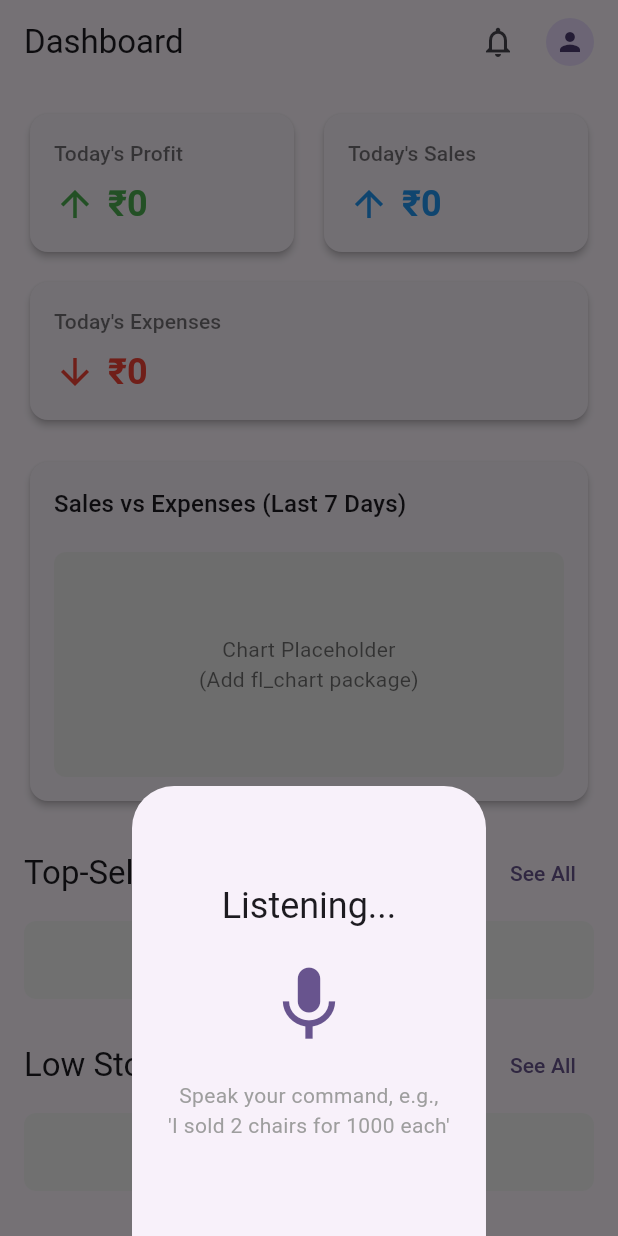
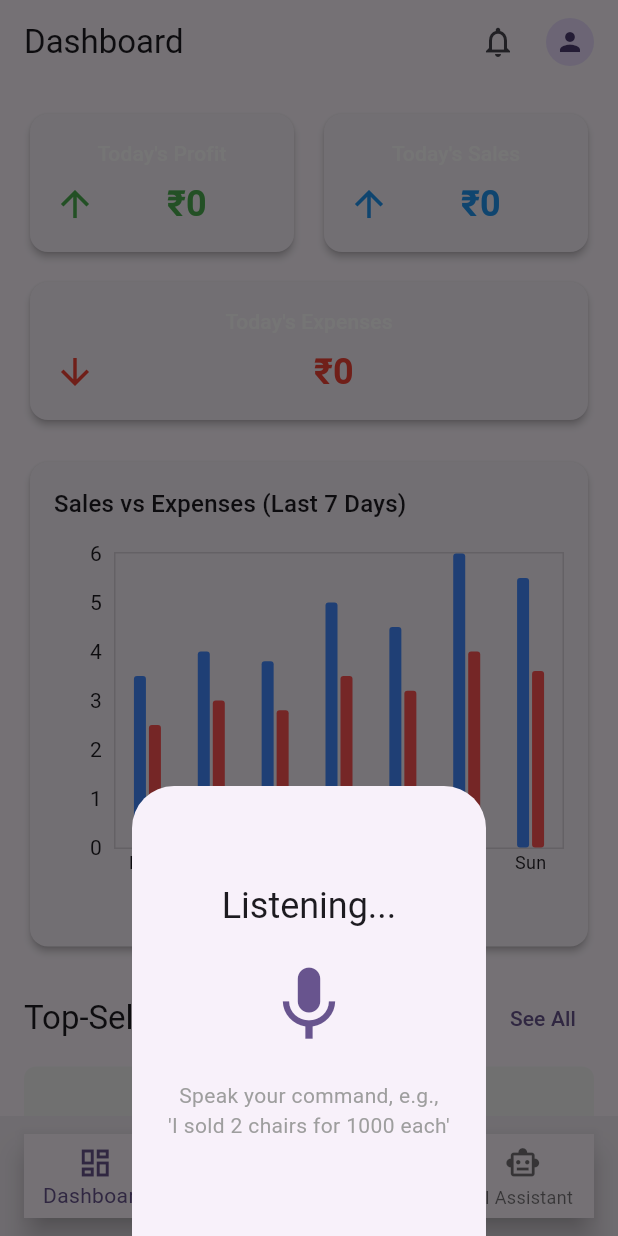
Before and after one commit to R4Flutter/Ai_business_manger, a Flutter app: the screen it shows after launch, after a tap on the "mic" icon, on a phone screen of 412 x 824 dp. Run offline on Flutter 3.47's test engine with Material 3 defaults, Android fonts, the phone set to English and light mode, and no system bars; drawn by our look-alikes of fl_chart; our stand-ins replace cloud_firestore, firebase_auth, firebase_core, flutter_riverpod, riverpod; accounts and stored records are empty.

Commit message:
Initial commit

```diff
--- a/lib/Widgets/Dashboard/kpi_card.dart
+++ b/lib/Widgets/Dashboard/kpi_card.dart
@@ -25,21 +25,24 @@ class KpiCard extends StatelessWidget {
       child: Padding(
         padding: const EdgeInsets.all(16.0),
         child: Column(
-          crossAxisAlignment: CrossAxisAlignment.start,
-          children: [
-            Text(
+
+          children:[
+            Center(
+              child: Text(
                 title,
                 style: Theme.of(context).textTheme.titleSmall?.copyWith(
-                    color: Colors.black54,
+                      color: const Color.fromARGB(255, 255, 255, 255),
+                    ),
               ),
             ),
             const SizedBox(height: 8),
             asyncValue.when(
               data: (value) => Row(
                 children: [
-                  Icon(icon, color: color, size: 28),
-                  const SizedBox(width: 8),
+                  Center(child: Icon(icon, color: color, size: 28)),
+                  const SizedBox(width: 5),
                   Expanded(
+                    child: Center(
                       child: Text(
                         formatter(value),
                         style: Theme.of(context).textTheme.headlineSmall?.copyWith(
@@ -47,6 +50,7 @@ class KpiCard extends StatelessWidget {
                               color: color,
                             ),
                         overflow: TextOverflow.ellipsis,
+                      ),
                     ),
                   ),
                 ],
--- a/lib/Widgets/Dashboard/sales_chart_card.dart
+++ b/lib/Widgets/Dashboard/sales_chart_card.dart
@@ -1,4 +1,5 @@
 import 'package:flutter/material.dart';
+import 'package:fl_chart/fl_chart.dart';
 
 class SalesChartCard extends StatelessWidget {
   const SalesChartCard({super.key});
@@ -18,25 +19,92 @@ class SalesChartCard extends StatelessWidget {
               style: Theme.of(context).textTheme.titleMedium,
             ),
             const SizedBox(height: 20),
-            //
-            // This is where you'd put your 'fl_chart' widget
-            Container(
-              height: 150,
-              decoration: BoxDecoration(
-                color: Colors.grey[200],
-                borderRadius: BorderRadius.circular(8),
-              ),
-              child: const Center(
-                child: Text(
-                  "Chart Placeholder\n(Add fl_chart package)",
-                  textAlign: TextAlign.center,
-                  style: TextStyle(color: Colors.black54),
+            SizedBox(
+              height: 220,
+              child: BarChart(
+                BarChartData(
+                  alignment: BarChartAlignment.spaceAround,
+                  gridData: FlGridData(show: false),
+                  borderData: FlBorderData(
+                    show: true,
+                    border: Border.all(color: Colors.black12),
+                  ),
+                  titlesData: FlTitlesData(
+                    bottomTitles: AxisTitles(
+                      sideTitles: SideTitles(
+                        showTitles: true,
+                        getTitlesWidget: (value, meta) {
+                          const days = ['Mon', 'Tue', 'Wed', 'Thu', 'Fri', 'Sat', 'Sun'];
+                          return Text(days[value.toInt() % 7],
+                              style: const TextStyle(fontSize: 12));
+                        },
+                      ),
+                    ),
+                    leftTitles: AxisTitles(
+                      sideTitles: SideTitles(showTitles: true, reservedSize: 40),
+                    ),
+                    rightTitles: AxisTitles(sideTitles: SideTitles(showTitles: false)),
+                    topTitles: AxisTitles(sideTitles: SideTitles(showTitles: false)),
+                  ),
+                  barGroups: _buildBarGroups(),
                 ),
               ),
+            ),
+            const SizedBox(height: 10),
+            Row(
+              mainAxisAlignment: MainAxisAlignment.center,
+              children: const [
+                _Legend(color: Colors.blueAccent, text: 'Sales'),
+                SizedBox(width: 16),
+                _Legend(color: Colors.redAccent, text: 'Expenses'),
+              ],
             ),
           ],
         ),
       ),
     );
   }
+
+  List<BarChartGroupData> _buildBarGroups() {
+    final sales = [3.5, 4.0, 3.8, 5.0, 4.5, 6.0, 5.5];
+    final expenses = [2.5, 3.0, 2.8, 3.5, 3.2, 4.0, 3.6];
+
+    return List.generate(7, (index) {
+      return BarChartGroupData(
+        x: index,
+        barRods: [
+          BarChartRodData(
+            toY: sales[index],
+            color: Colors.blueAccent,
+            width: 8,
+            borderRadius: BorderRadius.circular(2),
+          ),
+          BarChartRodData(
+            toY: expenses[index],
+            color: Colors.redAccent,
+            width: 8,
+            borderRadius: BorderRadius.circular(2),
+          ),
+        ],
+      );
+    });
+  }
 }
+
+class _Legend extends StatelessWidget {
+  final Color color;
+  final String text;
+
+  const _Legend({required this.color, required this.text});
+
+  @override
+  Widget build(BuildContext context) {
+    return Row(
+      children: [
+        Container(width: 14, height: 14, color: color),
+        const SizedBox(width: 4),
+        Text(text, style: const TextStyle(fontSize: 12)),
+      ],
+    );
+  }
+}
--- a/lib/providers/Dashboard_providers.dart
+++ b/lib/providers/Dashboard_providers.dart
@@ -82,7 +82,7 @@ final topSellingProductsProvider = Provider<AsyncValue<List<Product>>>((ref) {
   for (var tx in transactions) {
     if (tx.type == 'sale') {
       productSaleCounts[tx.productId] =
-          ((productSaleCounts[tx.productId] ?? 0) + tx.quantity) as int;
+          ((productSaleCounts[tx.productId] ?? 0) + tx.quantity);
     }
   }
 
--- /dev/null
+++ b/lib/screens/AI_assistant_screen.dart
@@ -0,0 +1,13 @@
+import 'package:flutter/material.dart';
+
+class AiAssistantScreen extends StatelessWidget {
+  const AiAssistantScreen({super.key});
+
+  @override
+  Widget build(BuildContext context) {
+    return Scaffold(
+      appBar: AppBar(title: const Text("AI Assistant")),
+      body: const Center(child: Text("AI Assistant Screen")),
+    );
+  }
+}
--- /dev/null
+++ b/lib/screens/Inventory_screen.dart
@@ -0,0 +1,13 @@
+import 'package:flutter/material.dart';
+
+class InventoryScreen extends StatelessWidget {
+  const InventoryScreen({super.key});
+
+  @override
+  Widget build(BuildContext context) {
+    return Scaffold(
+      appBar: AppBar(title: const Text("Inventory")),
+      body: const Center(child: Text("Inventory Screen")),
+    );
+  }
+}
--- /dev/null
+++ b/lib/screens/Transactions_screen.dart
@@ -0,0 +1,13 @@
+import 'package:flutter/material.dart';
+
+class TransactionsScreen extends StatelessWidget {
+  const TransactionsScreen({super.key});
+
+  @override
+  Widget build(BuildContext context) {
+    return Scaffold(
+      appBar: AppBar(title: const Text("Transactions")),
+      body: const Center(child: Text("Transactions Screen")),
+    );
+  }
+}
--- a/lib/screens/home_screen.dart
+++ b/lib/screens/home_screen.dart
@@ -1,20 +1,32 @@
 import 'package:flutter/material.dart';
 import 'package:flutter_riverpod/flutter_riverpod.dart';
-import 'package:firebase_auth/firebase_auth.dart';
-import 'package:intl/intl.dart'; // Add 'intl' to pubspec.yaml
+import 'package:intl/intl.dart';
 import '../providers/dashboard_providers.dart';
 import '../widgets/dashboard/kpi_card.dart';
 import '../widgets/dashboard/list_section.dart';
 import '../widgets/dashboard/product_list_tile.dart';
 import '../widgets/dashboard/sales_chart_card.dart';
-import '../widgets/voice_interaction_sheet.dart'; // Placeholder
+import '../widgets/voice_interaction_sheet.dart';
 
-class HomeScreen extends ConsumerWidget {
+// Import your other screens
+import 'package:hack_this_fall_25/screens/AI_assistant_screen.dart';
+import 'package:hack_this_fall_25/screens/Inventory_screen.dart';
+import 'package:hack_this_fall_25/screens/Transactions_screen.dart';
+
+class HomeScreen extends ConsumerStatefulWidget {
   const HomeScreen({super.key});
+
+  @override
+  ConsumerState<HomeScreen> createState() => _HomeScreenState();
+}
+
+class _HomeScreenState extends ConsumerState<HomeScreen> {
+  int _selectedIndex = 0;
 
   // Helper to format currency
   String _formatCurrency(double value) {
-    return NumberFormat.simpleCurrency(locale: 'en_IN', decimalDigits: 0).format(value);
+    return NumberFormat.simpleCurrency(locale: 'en_IN', decimalDigits: 0)
+        .format(value);
   }
 
   // Triggers the Voice Modal
@@ -23,16 +35,48 @@ class HomeScreen extends ConsumerWidget {
       context: context,
       isScrollControlled: true,
       builder: (ctx) {
-        // This widget will contain all the logic for
-        // States 1 (Listening), 2 (Processing), and 3 (Confirmation)
-        return VoiceInteractionSheet();
+        return const VoiceInteractionSheet();
       },
     );
   }
 
+  // Navigation between tabs
+  void _onItemTapped(int index) {
+    if (index == _selectedIndex) return;
+
+    setState(() {
+      _selectedIndex = index;
+    });
+
+    // Navigate to other screens
+    switch (index) {
+      case 0:
+        // Already on Dashboard
+        break;
+      case 1:
+        Navigator.push(
+          context,
+          MaterialPageRoute(builder: (_) => const InventoryScreen()),
+        );
+        break;
+      case 2:
+        Navigator.push(
+          context,
+          MaterialPageRoute(builder: (_) => const TransactionsScreen()),
+        );
+        break;
+      case 3:
+        Navigator.push(
+          context,
+          MaterialPageRoute(builder: (_) => const AiAssistantScreen()),
+        );
+        break;
+    }
+  }
+
   @override
-  Widget build(BuildContext context, WidgetRef ref) {
-    // Watch all your computed data providers
+  Widget build(BuildContext context) {
+    // Watch providers
     final dailyProfit = ref.watch(dailyProfitProvider);
     final dailySales = ref.watch(dailySalesProvider);
     final dailyExpenses = ref.watch(dailyExpensesProvider);
@@ -45,25 +89,19 @@ class HomeScreen extends ConsumerWidget {
         actions: [
           IconButton(
             icon: const Icon(Icons.notifications_none),
-            onPressed: () {
-              // TODO: Navigate to Notifications Screen
-            },
+            onPressed: () {},
           ),
           IconButton(
             icon: const CircleAvatar(
               radius: 16,
-              // TODO: Add user profile image
               child: Icon(Icons.person, size: 20),
             ),
-            onPressed: () {
-              // TODO: Navigate to Profile/Settings Screen
-            },
+            onPressed: () {},
           ),
           const SizedBox(width: 8),
         ],
       ),
       body: SingleChildScrollView(
-        child: Padding(
         padding: const EdgeInsets.all(16.0),
         child: Column(
           crossAxisAlignment: CrossAxisAlignment.stretch,
@@ -91,7 +129,6 @@ class HomeScreen extends ConsumerWidget {
               ],
             ),
             const SizedBox(height: 12),
-              // This card is on its own row
             KpiCard(
               title: "Today's Expenses",
               asyncValue: dailyExpenses,
@@ -103,7 +140,7 @@ class HomeScreen extends ConsumerWidget {
             const SizedBox(height: 20),
 
             // --- Chart Section ---
-              const SalesChartCard(), // This will be a placeholder for now
+            const SalesChartCard(),
 
             const SizedBox(height: 20),
 
@@ -114,9 +151,7 @@ class HomeScreen extends ConsumerWidget {
               itemBuilder: (context, product) {
                 return ProductListTile(product: product);
               },
-                onSeeAll: () {
-                  // TODO: Navigate to full Top Sellers list
-                },
+              onSeeAll: () {},
             ),
 
             const SizedBox(height: 20),
@@ -131,21 +166,49 @@ class HomeScreen extends ConsumerWidget {
                   isLowStock: true,
                 );
               },
-                onSeeAll: () {
-                  // TODO: Navigate to Inventory Screen (filtered by low stock)
-                },
+              onSeeAll: () {},
             ),
           ],
         ),
       ),
-      ),
+
+      // --- Floating Mic Button ---
       floatingActionButton: FloatingActionButton(
         onPressed: () => _onMicPressed(context),
         backgroundColor: Theme.of(context).colorScheme.primary,
         foregroundColor: Theme.of(context).colorScheme.onPrimary,
         child: const Icon(Icons.mic, size: 30),
       ),
-      floatingActionButtonLocation: FloatingActionButtonLocation.centerFloat,
+      floatingActionButtonLocation: FloatingActionButtonLocation.centerDocked,
+
+      // --- Bottom Navigation Bar ---
+      bottomNavigationBar: BottomAppBar(
+        shape: const CircularNotchedRectangle(),
+        notchMargin: 8,
+        child: BottomNavigationBar(
+          type: BottomNavigationBarType.fixed,
+          currentIndex: _selectedIndex,
+          onTap: _onItemTapped,
+          items: const [
+            BottomNavigationBarItem(
+              icon: Icon(Icons.dashboard_outlined),
+              label: "Dashboard",
+            ),
+            BottomNavigationBarItem(
+              icon: Icon(Icons.inventory_2_outlined),
+              label: "Inventory",
+            ),
+            BottomNavigationBarItem(
+              icon: Icon(Icons.receipt_long_outlined),
+              label: "Transactions",
+            ),
+            BottomNavigationBarItem(
+              icon: Icon(Icons.smart_toy_outlined),
+              label: "AI Assistant",
+            ),
+          ],
+        ),
+      ),
     );
   }
 }
```
Also changed, not shown: pubspec.yaml (+4 -67 lines), lib/assets/images/App_logo.png (added), pubspec.lock. Lines whose indentation alone changed are shown as unchanged.
